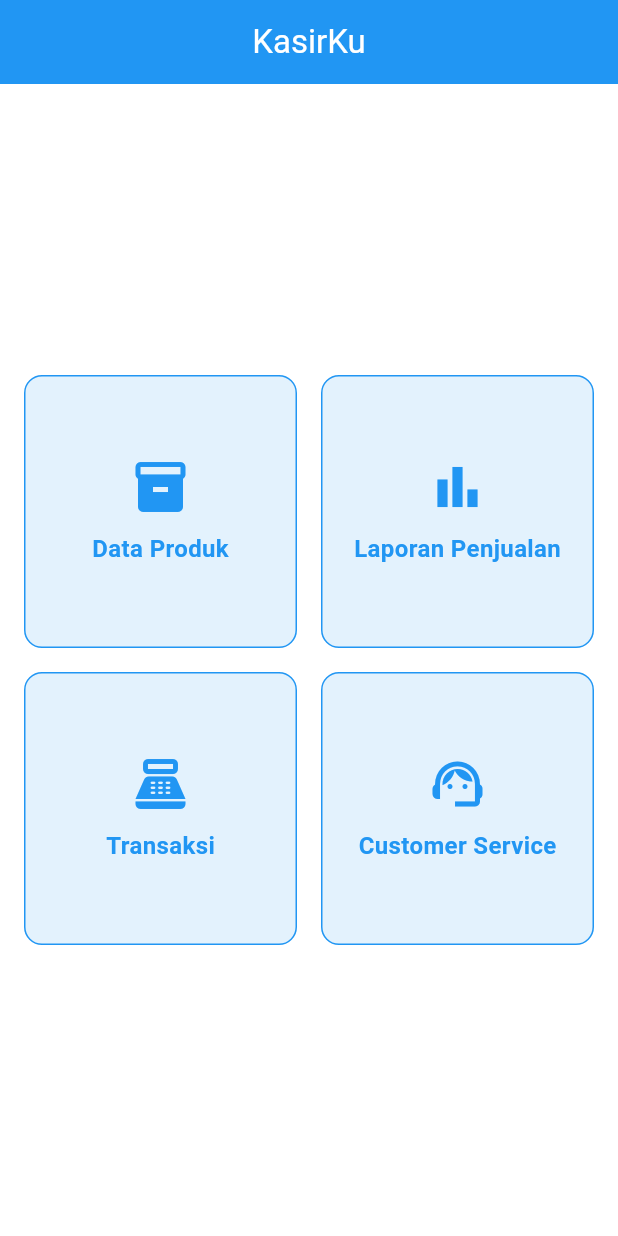
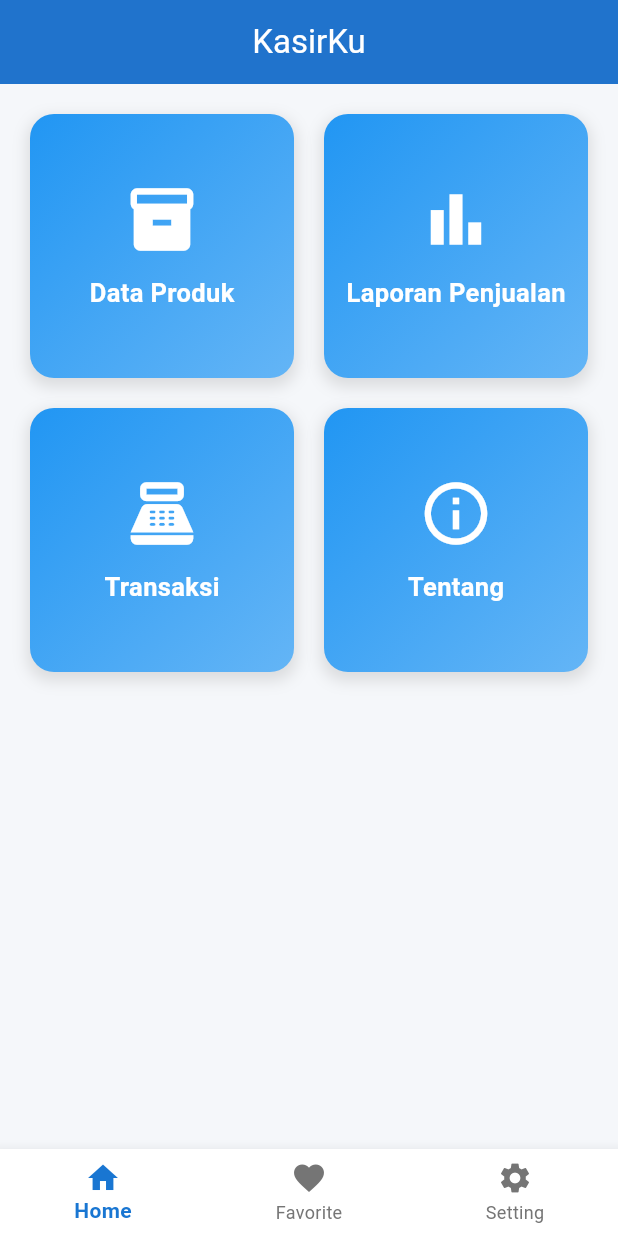
Before and after one commit to FazhariRizkyy/KasirKu, a Flutter app: the screen it shows after launch, on a phone screen of 412 x 824 dp. Run offline on Flutter 3.47's test engine with Material 3 defaults, Android fonts, the phone set to English and light mode, and no system bars; our stand-ins replace animated_splash_screen.

Commit message:
Repair UI

```diff
--- /dev/null
+++ b/lib/components/about.dart
@@ -0,0 +1,27 @@
+// components/about.dart
+import 'package:flutter/material.dart';
+
+class AboutPage extends StatelessWidget {
+  const AboutPage({super.key});
+
+  @override
+  Widget build(BuildContext context) {
+    return Scaffold(
+      appBar: AppBar(
+        title: const Text('Tentang Aplikasi'),
+        backgroundColor: Colors.blue.shade700,
+      ),
+      body: const Center(
+        child: Padding(
+          padding: EdgeInsets.all(20),
+          child: Text(
+            'Aplikasi Kasir ini dibuat menggunakan Flutter.\n\n'
+            'Versi: 1.0.0\nDikembangkan oleh: Nama Kamu',
+            style: TextStyle(fontSize: 18),
+            textAlign: TextAlign.center,
+          ),
+        ),
+      ),
+    );
+  }
+}
--- a/lib/components/menu.dart
+++ b/lib/components/menu.dart
@@ -1,8 +1,8 @@
 import 'package:flutter/material.dart';
-import 'package:pos_app/components/customer_service.dart';
 import 'package:pos_app/components/data_produk.dart';
 import 'package:pos_app/components/laporan_penjualan.dart';
 import 'package:pos_app/components/transaksi.dart';
+import 'package:pos_app/components/about.dart';
 
 class MenuPage extends StatefulWidget {
   const MenuPage({super.key, required this.title});
@@ -13,49 +13,98 @@ class MenuPage extends StatefulWidget {
 }
 
 class _MenuPageState extends State<MenuPage> {
+  int _selectedIndex = 0;
+
+  final List<Widget> _pages = [
+    const HomeContent(),
+    const FavoritePage(),
+    const SettingPage(),
+  ];
+
   final List<_MenuItem> menuItems = [
     _MenuItem(icon: Icons.inventory_2, label: 'Data Produk'),
     _MenuItem(icon: Icons.bar_chart, label: 'Laporan Penjualan'),
     _MenuItem(icon: Icons.point_of_sale, label: 'Transaksi'),
-    _MenuItem(icon: Icons.support_agent, label: 'Customer Service'),
+    _MenuItem(icon: Icons.info_outline, label: 'Tentang'),
+  ];
+
+  void _onItemTapped(int index) {
+    setState(() {
+      _selectedIndex = index;
+    });
+  }
+
+  @override
+  Widget build(BuildContext context) {
+    return Scaffold(
+      backgroundColor: const Color(0xFFF5F7FA),
+      appBar: AppBar(
+        title: Text(widget.title, style: const TextStyle(color: Colors.white)),
+        centerTitle: true,
+        backgroundColor: Colors.blue.shade700,
+        elevation: 4,
+      ),
+      body: _pages[_selectedIndex],
+      bottomNavigationBar: BottomNavigationBar(
+        items: const <BottomNavigationBarItem>[
+          BottomNavigationBarItem(
+            icon: Icon(Icons.home),
+            label: 'Home',
+          ),
+          BottomNavigationBarItem(
+            icon: Icon(Icons.favorite),
+            label: 'Favorite',
+          ),
+          BottomNavigationBarItem(
+            icon: Icon(Icons.settings),
+            label: 'Setting',
+          ),
+        ],
+        currentIndex: _selectedIndex,
+        selectedItemColor: Colors.blue.shade700,
+        unselectedItemColor: Colors.grey.shade600,
+        backgroundColor: Colors.white,
+        elevation: 8,
+        type: BottomNavigationBarType.fixed,
+        selectedLabelStyle: const TextStyle(fontWeight: FontWeight.w600),
+        unselectedLabelStyle: const TextStyle(fontWeight: FontWeight.w400),
+        onTap: _onItemTapped,
+      ),
+    );
+  }
+}
+
+class HomeContent extends StatelessWidget {
+  const HomeContent({super.key});
+
+  // ignore: library_private_types_in_public_api
+  final List<_MenuItem> menuItems = const [
+    _MenuItem(icon: Icons.inventory_2, label: 'Data Produk'),
+    _MenuItem(icon: Icons.bar_chart, label: 'Laporan Penjualan'),
+    _MenuItem(icon: Icons.point_of_sale, label: 'Transaksi'),
+    _MenuItem(icon: Icons.info_outline, label: 'Tentang'),
   ];
 
   @override
   Widget build(BuildContext context) {
-    return Scaffold(
-      appBar: AppBar(
-        title: Text(widget.title, style: const TextStyle(color: Colors.white)),
-        centerTitle: true,
-        backgroundColor: Colors.blue,
-      ),
-      backgroundColor: Colors.white,
-      body: Column(
-        children: [
-          const Spacer(), // Untuk mendorong ke tengah
-          Padding(
-            padding: const EdgeInsets.symmetric(horizontal: 16.0),
-            child: Center(
-              child: GridView.count(
-                shrinkWrap:
-                    true, // Penting agar GridView tidak mengambil seluruh tinggi layar
-                crossAxisCount: 2,
-                mainAxisSpacing: 16,
-                crossAxisSpacing: 16,
-                children:
-                    menuItems.map((item) {
-                      return _buildMenuCard(item);
-                    }).toList(),
-              ),
-            ),
-          ),
-          const Spacer(), // Untuk menjaga tetap di tengah
-        ],
+    return Padding(
+      padding: const EdgeInsets.all(20.0),
+      child: GridView.builder(
+        itemCount: menuItems.length,
+        gridDelegate: const SliverGridDelegateWithFixedCrossAxisCount(
+          crossAxisCount: 2,
+          crossAxisSpacing: 20,
+          mainAxisSpacing: 20,
+        ),
+        itemBuilder: (context, index) {
+          return _buildMenuCard(context, menuItems[index]);
+        },
       ),
     );
   }
 
-  Widget _buildMenuCard(_MenuItem item) {
-    return GestureDetector(
+  Widget _buildMenuCard(BuildContext context, _MenuItem item) {
+    return InkWell(
       onTap: () {
         switch (item.label) {
           case 'Data Produk':
@@ -67,9 +116,7 @@ class _MenuPageState extends State<MenuPage> {
           case 'Laporan Penjualan':
             Navigator.push(
               context,
-              MaterialPageRoute(
-                builder: (context) => const LaporanPenjualanPage(),
-              ),
+              MaterialPageRoute(builder: (context) => const LaporanPenjualanPage()),
             );
             break;
           case 'Transaksi':
@@ -78,34 +125,43 @@ class _MenuPageState extends State<MenuPage> {
               MaterialPageRoute(builder: (context) => const TransaksiPage()),
             );
             break;
-          case 'Customer Service':
+          case 'Tentang':
             Navigator.push(
               context,
-              MaterialPageRoute(
-                builder: (context) => const CustomerServicePage(),
-              ),
+              MaterialPageRoute(builder: (context) => const AboutPage()),
             );
             break;
         }
       },
-
-      child: Container(
+      borderRadius: BorderRadius.circular(16),
+      child: Ink(
         decoration: BoxDecoration(
-          color: Colors.blue.shade50,
-          border: Border.all(color: Colors.blue),
-          borderRadius: BorderRadius.circular(12),
+          gradient: const LinearGradient(
+            colors: [Color(0xFF2196F3), Color(0xFF64B5F6)],
+            begin: Alignment.topLeft,
+            end: Alignment.bottomRight,
+          ),
+          borderRadius: BorderRadius.circular(16),
+          boxShadow: [
+            BoxShadow(
+              color: Colors.grey.withOpacity(0.3),
+              spreadRadius: 2,
+              blurRadius: 8,
+              offset: const Offset(0, 4),
+            ),
+          ],
         ),
         child: Column(
           mainAxisAlignment: MainAxisAlignment.center,
           children: [
-            Icon(item.icon, size: 40, color: Colors.blue),
-            const SizedBox(height: 10),
+            Icon(item.icon, size: 50, color: Colors.white),
+            const SizedBox(height: 12),
             Text(
               item.label,
               style: const TextStyle(
-                color: Colors.blue,
-                fontSize: 16,
-                fontWeight: FontWeight.bold,
+                color: Colors.white,
+                fontSize: 17,
+                fontWeight: FontWeight.w600,
               ),
             ),
           ],
@@ -115,9 +171,39 @@ class _MenuPageState extends State<MenuPage> {
   }
 }
 
+class FavoritePage extends StatelessWidget {
+  const FavoritePage({super.key});
+
+  @override
+  Widget build(BuildContext context) {
+    return const Center(
+      child: Text(
+        'Favorite Page\n(Coming Soon)',
+        style: TextStyle(fontSize: 24, fontWeight: FontWeight.w600, color: Colors.blue),
+        textAlign: TextAlign.center,
+      ),
+    );
+  }
+}
+
+class SettingPage extends StatelessWidget {
+  const SettingPage({super.key});
+
+  @override
+  Widget build(BuildContext context) {
+    return const Center(
+      child: Text(
+        'Setting Page\n(Coming Soon)',
+        style: TextStyle(fontSize: 24, fontWeight: FontWeight.w600, color: Colors.blue),
+        textAlign: TextAlign.center,
+      ),
+    );
+  }
+}
+
 class _MenuItem {
   final IconData icon;
   final String label;
 
-  _MenuItem({required this.icon, required this.label});
+  const _MenuItem({required this.icon, required this.label});
 }
```
